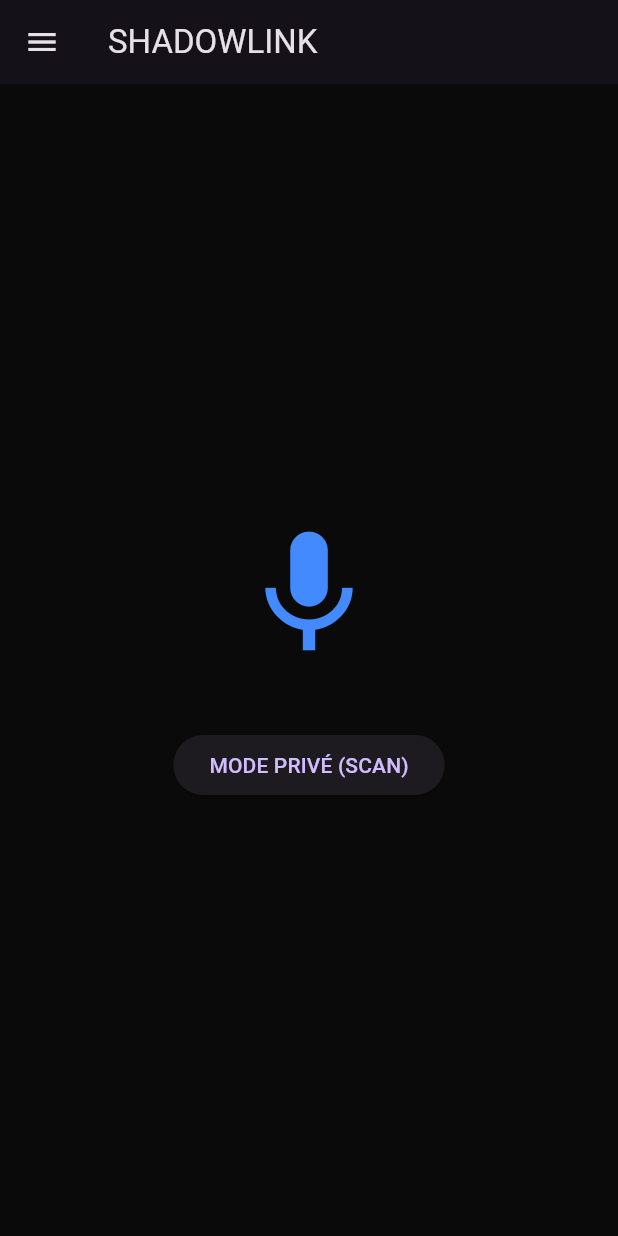
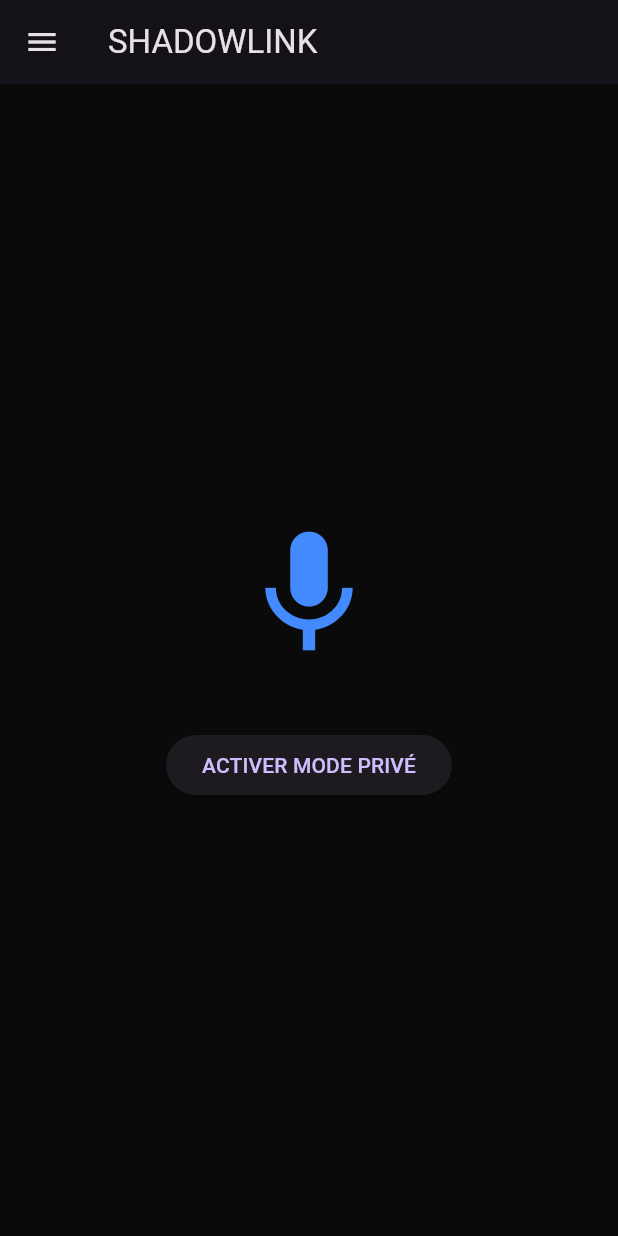
Before and after one commit to mrlxniia-tech/ShadowLink, a Flutter app: the screen it shows after launch, after a tap on "S'INSCRIRE", on a phone screen of 412 x 824 dp. Run offline on Flutter 3.47's test engine with Material 3 defaults, Android fonts, the phone set to English and light mode, and no system bars; our stand-ins replace share_plus.

Commit message:
Update main.dart

```diff
--- a/lib/main.dart
+++ b/lib/main.dart
@@ -1,5 +1,5 @@
 import 'package:flutter/material.dart';
-import 'package:share_plus/share_plus.dart'; // Nécessite l'ajout dans pubspec.yaml
+import 'package:share_plus/share_plus.dart';
 
 void main() => runApp(const ShadowLinkApp());
 
@@ -8,9 +8,9 @@ class ShadowLinkApp extends StatelessWidget {
   @override
   Widget build(BuildContext context) {
     return MaterialApp(
+      title: 'ShadowLink',
       debugShowCheckedModeBanner: false,
       theme: ThemeData.dark().copyWith(
-        primaryColor: Colors.blueAccent,
         scaffoldBackgroundColor: const Color(0xFF0A0A0A),
       ),
       home: const AuthScreen(),
@@ -29,18 +29,24 @@ class AuthScreen extends StatelessWidget {
         child: Column(
           mainAxisAlignment: MainAxisAlignment.center,
           children: [
+            // Affichage du Logo (depuis ton dossier assets)
+            Image.asset(
+              'assets/images/logo.png',
+              height: 120,
+              errorBuilder: (context, error, stackTrace) =>
                 const Icon(Icons.link, size: 80, color: Colors.blueAccent),
-            const Text("SHADOWLINK", style: TextStyle(fontSize: 32, fontWeight: FontWeight.bold, letterSpacing: 4)),
+            ),
+            const SizedBox(height: 20),
+            const Text("SHADOWLINK", style: TextStyle(fontSize: 28, fontWeight: FontWeight.bold, letterSpacing: 4)),
             const SizedBox(height: 40),
-            TextField(decoration: InputDecoration(labelText: "Pseudo", border: OutlineInputBorder())),
+            const TextField(decoration: InputDecoration(labelText: "Pseudo", border: OutlineInputBorder())),
             const SizedBox(height: 15),
-            TextField(decoration: InputDecoration(labelText: "Email", border: OutlineInputBorder())),
-            const SizedBox(height: 15),
-            TextField(obscureText: true, decoration: InputDecoration(labelText: "Mot de passe", border: OutlineInputBorder())),
+            const TextField(decoration: InputDecoration(labelText: "Email", border: OutlineInputBorder())),
             const SizedBox(height: 30),
             SizedBox(
               width: double.infinity,
               child: ElevatedButton(
+                style: ElevatedButton.styleFrom(backgroundColor: Colors.blueAccent),
                 onPressed: () => Navigator.push(context, MaterialPageRoute(builder: (context) => const VoiceDashboard())),
                 child: const Text("S'INSCRIRE"),
               ),
@@ -61,27 +67,26 @@ class VoiceDashboard extends StatefulWidget {
 
 class _VoiceDashboardState extends State<VoiceDashboard> with SingleTickerProviderStateMixin {
   bool _isPrivate = false;
-  List<String> friends = ["Shadow_Master", "Ghost_User"]; // Liste d'amis démo
+  late AnimationController _scanController;
+  List<String> friends = ["Shadow_Master", "Ghost_User"];
+
+  @override
+  void initState() {
+    super.initState();
+    _scanController = AnimationController(
+      vsync: this,
+      duration: const Duration(seconds: 2),
+    )..repeat(reverse: true);
+  }
+
+  @override
+  void dispose() {
+    _scanController.dispose();
+    super.dispose();
+  }
 
   void _shareLink() {
-    Share.share("Rejoins-moi sur ShadowLink pour discuter en privé ! Mon pseudo : ShadowUser77");
-  }
-
-  void _addFriend() {
-    showDialog(
-      context: context,
-      builder: (context) => AlertDialog(
-        title: const Text("Ajouter un ami"),
-        content: const TextField(decoration: InputDecoration(hintText: "Pseudo de l'ami")),
-        actions: [
-          TextButton(onPressed: () => Navigator.pop(context), child: const Text("Annuler")),
-          TextButton(onPressed: () {
-            setState(() => friends.add("Nouvel Ami"));
-            Navigator.pop(context);
-          }, child: const Text("Ajouter")),
-        ],
-      ),
-    );
+    Share.share("Rejoins-moi sur ShadowLink ! Mon pseudo : User_77");
   }
 
   @override
@@ -89,16 +94,31 @@ class _VoiceDashboardState extends State<VoiceDashboard> with SingleTickerProvid
     if (_isPrivate) {
       return Scaffold(
         backgroundColor: Colors.black,
-        body: Center(
+        body: Stack(
+          children: [
+            // Effet Laser Scan
+            AnimatedBuilder(
+              animation: _scanController,
+              builder: (context, child) {
+                return Positioned(
+                  top: _scanController.value * MediaQuery.of(context).size.height,
+                  left: 0, right: 0,
+                  child: Container(height: 3, color: Colors.red, boxShadow: [BoxShadow(color: Colors.red.withOpacity(0.8), blurRadius: 10)]),
+                );
+              },
+            ),
+            Center(
               child: Column(
                 mainAxisAlignment: MainAxisAlignment.center,
                 children: [
                   const Icon(Icons.security, size: 100, color: Colors.red),
-              const Text("SCANNER PRIVÉ ACTIF", style: TextStyle(color: Colors.red, fontSize: 22, fontWeight: FontWeight.bold)),
+                  const Text("SCANNER PRIVÉ", style: TextStyle(color: Colors.red, fontSize: 20, fontWeight: FontWeight.bold)),
                   const SizedBox(height: 50),
-              ElevatedButton(onPressed: () => setState(() => _isPrivate = false), child: const Text("QUITTER")),
+                  ElevatedButton(onPressed: () => setState(() => _isPrivate = false), child: const Text("DÉCONNEXION")),
                 ],
               ),
+            ),
+          ],
         ),
       );
     }
@@ -108,12 +128,11 @@ class _VoiceDashboardState extends State<VoiceDashboard> with SingleTickerProvid
       drawer: Drawer(
         child: Column(
           children: [
-            const DrawerHeader(child: Icon(Icons.link, size: 50, color: Colors.blueAccent)),
+            DrawerHeader(child: Image.asset('assets/images/logo.png', errorBuilder: (c, e, s) => const Icon(Icons.person, size: 50))),
             ListTile(leading: const Icon(Icons.share), title: const Text("Partager mon lien"), onTap: _shareLink),
-            ListTile(leading: const Icon(Icons.person_add), title: const Text("Ajouter un ami"), onTap: _addFriend),
             const Divider(),
-            const Padding(padding: EdgeInsets.all(16.0), child: Text("MES AMIS", style: TextStyle(color: Colors.grey))),
-            ...friends.map((name) => ListTile(leading: const Icon(Icons.person, size: 20), title: Text(name))).toList(),
+            const Text("MES AMIS"),
+            ...friends.map((name) => ListTile(leading: const Icon(Icons.person_outline), title: Text(name))),
           ],
         ),
       ),
@@ -125,7 +144,7 @@ class _VoiceDashboardState extends State<VoiceDashboard> with SingleTickerProvid
             const SizedBox(height: 40),
             ElevatedButton(
               onPressed: () => setState(() => _isPrivate = true),
-              child: const Text("MODE PRIVÉ (SCAN)"),
+              child: const Text("ACTIVER MODE PRIVÉ"),
             ),
           ],
         ),
```
Lines whose indentation alone changed are shown as unchanged.
